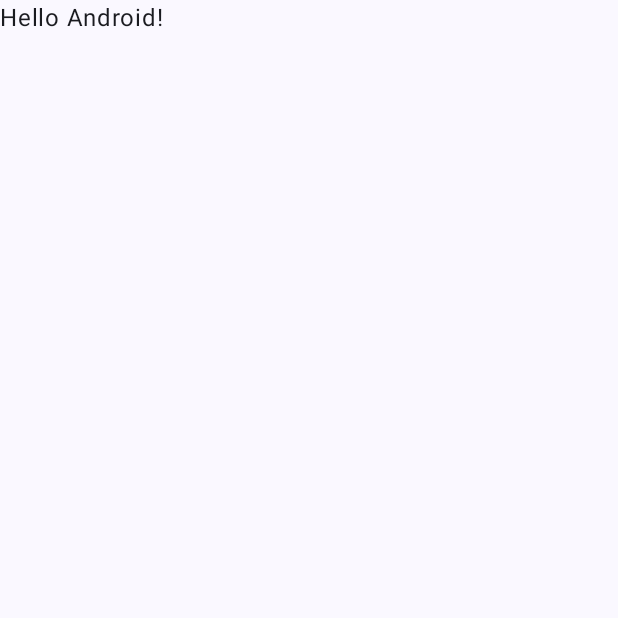
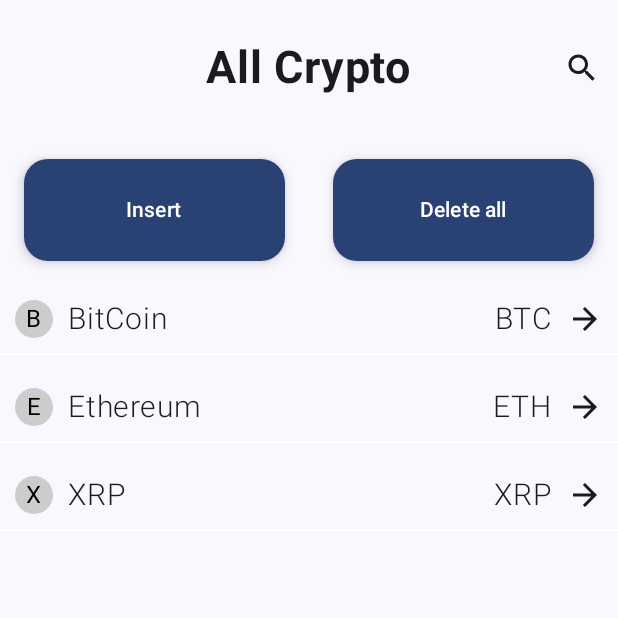
Before and after one commit to ChienChiaChen/CurrencyListDemo, an Android app built with Jetpack Compose: the screen it shows after launch (MainActivity), on a phone screen of 412 x 824 dp, the top half of it. Before the commit the part shown is almost empty. Run offline under Robolectric (Android 15) with nearby library versions, the phone set to English and light mode, and no system bars; our stand-ins replace Room's generated code.

Commit message:
Fill up with mock data for the list of crypto.

```diff
--- a/app/src/main/java/com/example/currencylistdemo/CurrencyListApp.kt
+++ b/app/src/main/java/com/example/currencylistdemo/CurrencyListApp.kt
@@ -2,17 +2,18 @@ package com.example.currencylistdemo
 
 import android.app.Application
 import com.example.currencylistdemo.di.repositoryModule
+import com.example.currencylistdemo.di.viewModelModule
 import org.koin.android.ext.koin.androidContext
 import org.koin.android.ext.koin.androidLogger
 import org.koin.core.context.GlobalContext.startKoin
 
-class CurrencyListApp: Application() {
+class CurrencyListApp : Application() {
     override fun onCreate() {
         super.onCreate()
         startKoin {
             androidLogger()
             androidContext(this@CurrencyListApp)
-            modules(repositoryModule)
+            modules(repositoryModule, viewModelModule)
         }
     }
 }
--- a/app/src/main/java/com/example/currencylistdemo/MainActivity.kt
+++ b/app/src/main/java/com/example/currencylistdemo/MainActivity.kt
@@ -6,10 +6,8 @@ import androidx.activity.compose.setContent
 import androidx.compose.foundation.layout.fillMaxSize
 import androidx.compose.material3.MaterialTheme
 import androidx.compose.material3.Surface
-import androidx.compose.material3.Text
-import androidx.compose.runtime.Composable
 import androidx.compose.ui.Modifier
-import androidx.compose.ui.tooling.preview.Preview
+import com.example.currencylistdemo.ui.crypto.CryptoListScreen
 import com.example.currencylistdemo.ui.theme.CurrencyListDemoTheme
 
 class MainActivity : ComponentActivity() {
@@ -22,25 +20,9 @@ class MainActivity : ComponentActivity() {
                     modifier = Modifier.fillMaxSize(),
                     color = MaterialTheme.colorScheme.background
                 ) {
-                    Greeting("Android")
+                    CryptoListScreen()
                 }
             }
         }
     }
 }
-
-@Composable
-fun Greeting(name: String, modifier: Modifier = Modifier) {
-    Text(
-        text = "Hello $name!",
-        modifier = modifier
-    )
-}
-
-@Preview(showBackground = true)
-@Composable
-fun GreetingPreview() {
-    CurrencyListDemoTheme {
-        Greeting("Android")
-    }
-}
--- a/app/src/main/java/com/example/currencylistdemo/data/repository/CryptoRepositoryImpl.kt
+++ b/app/src/main/java/com/example/currencylistdemo/data/repository/CryptoRepositoryImpl.kt
@@ -14,10 +14,16 @@ class CryptoRepositoryImpl(
     }
 
     override suspend fun getCryptos(): Flow<List<Crypto>> = flow {
-        emit(cryptoDao.getAllCurrencies())
+        emit(mockCryptoList)
     }
 
     override suspend fun deleteAllCryptos() {
         cryptoDao.clearAll()
     }
 }
+
+val mockCryptoList = listOf(
+    Crypto(id = "BTC", name = "BitCoin", symbol = "BTC"),
+    Crypto(id = "ETH", name = "Ethereum", symbol = "ETH"),
+    Crypto(id = "XRP", name = "XRP", symbol = "XRP"),
+)
--- /dev/null
+++ b/app/src/main/java/com/example/currencylistdemo/di/AppModule.kt
@@ -0,0 +1,9 @@
+package com.example.currencylistdemo.di
+
+import org.koin.dsl.module
+
+val appModule = module {
+
+
+
+}
--- /dev/null
+++ b/app/src/main/java/com/example/currencylistdemo/di/ViewModelModule.kt
@@ -0,0 +1,11 @@
+package com.example.currencylistdemo.di
+
+import com.example.currencylistdemo.ui.crypto.CryptoListViewViewModel
+import org.koin.androidx.viewmodel.dsl.viewModel
+import org.koin.dsl.module
+
+val viewModelModule = module {
+    viewModel {
+        CryptoListViewViewModel(cryptoRepository = get(), savedStateHandle = get() )
+    }
+}
--- /dev/null
+++ b/app/src/main/java/com/example/currencylistdemo/ui/crypto/CryptoItem.kt
@@ -0,0 +1,62 @@
+package com.example.currencylistdemo.ui.crypto
+
+import androidx.compose.foundation.background
+import androidx.compose.foundation.clickable
+import androidx.compose.foundation.layout.Box
+import androidx.compose.foundation.layout.Row
+import androidx.compose.foundation.layout.Spacer
+import androidx.compose.foundation.layout.fillMaxWidth
+import androidx.compose.foundation.layout.padding
+import androidx.compose.foundation.layout.size
+import androidx.compose.foundation.shape.CircleShape
+import androidx.compose.material.icons.Icons
+import androidx.compose.material.icons.filled.ArrowForward
+import androidx.compose.material3.Divider
+import androidx.compose.material3.Icon
+import androidx.compose.material3.Text
+import androidx.compose.runtime.Composable
+import androidx.compose.ui.Alignment
+import androidx.compose.ui.Modifier
+import androidx.compose.ui.draw.clip
+import androidx.compose.ui.graphics.Color
+import androidx.compose.ui.text.font.FontWeight
+import androidx.compose.ui.unit.dp
+import androidx.compose.ui.unit.sp
+import com.example.currencylistdemo.data.entity.Crypto
+
+
+@Composable
+fun CryptoItem(crypto: Crypto) {
+    Row(
+        modifier = Modifier
+            .fillMaxWidth()
+            .padding(10.dp)
+            .clickable {
+            },
+        verticalAlignment = Alignment.CenterVertically
+    ) {
+        Box(
+            modifier = Modifier
+                .size(25.dp)
+                .clip(CircleShape)
+                .background(color = Color.LightGray),
+            contentAlignment = Alignment.Center
+        ) {
+            Text(text = crypto.name.first().toString(), color = Color.Black)
+        }
+        Text(modifier = Modifier.padding(start = 10.dp), text = crypto.name, fontSize = 20.sp, fontWeight = FontWeight.Light)
+        Spacer(Modifier.weight(1f))
+        Text(
+            modifier = Modifier.padding(end = 10.dp),
+            text = crypto.symbol,
+            fontSize = 20.sp,
+            fontWeight = FontWeight.Light
+        )
+        Icon(
+            imageVector = Icons.Filled.ArrowForward,
+            contentDescription = "detail"
+        )
+
+    }
+    Divider(color = Color.White)
+}
--- /dev/null
+++ b/app/src/main/java/com/example/currencylistdemo/ui/crypto/CryptoListScreen.kt
@@ -0,0 +1,107 @@
+package com.example.currencylistdemo.ui.crypto
+
+import androidx.compose.animation.AnimatedVisibility
+import androidx.compose.animation.fadeIn
+import androidx.compose.animation.fadeOut
+import androidx.compose.foundation.layout.Arrangement
+import androidx.compose.foundation.layout.Box
+import androidx.compose.foundation.layout.Column
+import androidx.compose.foundation.layout.fillMaxSize
+import androidx.compose.foundation.layout.fillMaxWidth
+import androidx.compose.foundation.layout.height
+import androidx.compose.foundation.layout.padding
+import androidx.compose.foundation.layout.size
+import androidx.compose.foundation.lazy.LazyColumn
+import androidx.compose.foundation.lazy.items
+import androidx.compose.material.icons.Icons
+import androidx.compose.material.icons.filled.Warning
+import androidx.compose.material3.ExperimentalMaterial3Api
+import androidx.compose.material3.Icon
+import androidx.compose.material3.Scaffold
+import androidx.compose.material3.Text
+import androidx.compose.runtime.Composable
+import androidx.compose.runtime.LaunchedEffect
+import androidx.compose.runtime.collectAsState
+import androidx.compose.runtime.getValue
+import androidx.compose.ui.Alignment
+import androidx.compose.ui.Alignment.Companion.CenterHorizontally
+import androidx.compose.ui.Modifier
+import androidx.compose.ui.text.font.FontWeight
+import androidx.compose.ui.unit.dp
+import androidx.compose.ui.unit.sp
+import com.example.currencylistdemo.ui.components.HideableSearchTextField
+import org.koin.androidx.compose.koinViewModel
+
+@OptIn(ExperimentalMaterial3Api::class)
+@Composable
+fun CryptoListScreen(viewModel: CryptoListViewViewModel = koinViewModel()) {
+    val state by viewModel.state.collectAsState()
+
+    LaunchedEffect(key1 = true) {
+        viewModel.loadCryptos()
+    }
+
+    Scaffold { paddingValues ->
+        Column(
+            modifier = Modifier
+                .fillMaxSize()
+                .padding(paddingValues)
+        ) {
+            Box(
+                modifier = Modifier.fillMaxWidth(),
+                contentAlignment = Alignment.Center,
+            ) {
+                HideableSearchTextField(
+                    text = state.searchText,
+                    isSearchActive = state.isSearchActive,
+                    onTextChange = viewModel::onSearchTextChange,
+                    onSearchClick = viewModel::onToggleSearch,
+                    onCloseClick = viewModel::onToggleSearch,
+                    modifier = Modifier
+                        .fillMaxWidth()
+                        .height(90.dp)
+                )
+                this@Column.AnimatedVisibility(
+                    visible = !state.isSearchActive,
+                    enter = fadeIn(),
+                    exit = fadeOut()
+                ) {
+                    Text(
+                        text = "All Crypto",
+                        fontWeight = FontWeight.Bold,
+                        fontSize = 30.sp
+                    )
+                }
+            }
+
+            if (state.cryptos.isEmpty()) {
+                Icon(
+                    imageVector = Icons.Filled.Warning,
+                    contentDescription = "no results",
+                    modifier = Modifier
+                        .padding(top = 30.dp)
+                        .size(200.dp)
+                        .align(CenterHorizontally)
+                )
+            } else {
+                if (state.searchText.isBlank()) {
+                    CryptoOperation(
+                        add = viewModel::addCrypto,
+                        deleteAll = viewModel::deleteAllCryptos
+                    )
+                }
+
+                LazyColumn(
+                    modifier = Modifier.weight(1f),
+                    verticalArrangement = Arrangement.spacedBy(12.dp),
+                ) {
+                    items(
+                        items = state.cryptos,
+                        key = { it.id }
+                    ) { crypto -> CryptoItem(crypto) }
+                }
+            }
+        }
+
+    }
+}
--- /dev/null
+++ b/app/src/main/java/com/example/currencylistdemo/ui/crypto/CryptoListSearch.kt
@@ -0,0 +1,17 @@
+package com.example.currencylistdemo.ui.crypto
+
+import com.example.currencylistdemo.data.entity.Crypto
+
+class CryptoListSearch {
+
+    fun execute(cryptos: List<Crypto>, query: String): List<Crypto> {
+        if (query.isBlank()) {
+            return cryptos
+        }
+        return cryptos.filter { crypto ->
+            crypto.symbol.startsWith(prefix = query, ignoreCase = true)
+        }.sortedBy {
+            it.created
+        }
+    }
+}
--- /dev/null
+++ b/app/src/main/java/com/example/currencylistdemo/ui/crypto/CryptoListState.kt
@@ -0,0 +1,9 @@
+package com.example.currencylistdemo.ui.crypto
+
+import com.example.currencylistdemo.data.entity.Crypto
+
+data class CryptoListState(
+    val cryptos: List<Crypto> = emptyList(),
+    val searchText: String = "",
+    val isSearchActive: Boolean = false
+)
--- /dev/null
+++ b/app/src/main/java/com/example/currencylistdemo/ui/crypto/CryptoListViewViewModel.kt
@@ -0,0 +1,63 @@
+package com.example.currencylistdemo.ui.crypto
+
+import androidx.lifecycle.SavedStateHandle
+import androidx.lifecycle.ViewModel
+import androidx.lifecycle.viewModelScope
+import com.example.currencylistdemo.data.entity.Crypto
+import com.example.currencylistdemo.domain.repository.CryptoRepository
+import kotlinx.coroutines.flow.SharingStarted
+import kotlinx.coroutines.flow.combine
+import kotlinx.coroutines.flow.first
+import kotlinx.coroutines.flow.stateIn
+import kotlinx.coroutines.launch
+
+class CryptoListViewViewModel(
+    private val cryptoRepository: CryptoRepository,
+    private val savedStateHandle: SavedStateHandle
+) : ViewModel() {
+
+    private val searchCrypto = CryptoListSearch()
+
+    private val searchText = savedStateHandle.getStateFlow("searchText", "")
+    private val cryptos = savedStateHandle.getStateFlow("cryptos", emptyList<Crypto>())
+    private val isSearchActive = savedStateHandle.getStateFlow("isSearchActive", false)
+
+    val state =
+        combine(cryptos, searchText, isSearchActive) { cryptos, searchText, isSearchActive ->
+            CryptoListState(
+                cryptos = searchCrypto.execute(cryptos, searchText),
+                searchText = searchText,
+                isSearchActive = isSearchActive
+            )
+        }.stateIn(viewModelScope, SharingStarted.WhileSubscribed(5000), CryptoListState())
+
+
+    fun loadCryptos() {
+        viewModelScope.launch {
+            savedStateHandle["cryptos"] = cryptoRepository.getCryptos().first()
+        }
+    }
+
+    fun onSearchTextChange(text: String) {
+        savedStateHandle["searchText"] = text
+    }
+
+    fun onToggleSearch() {
+        savedStateHandle["isSearchActive"] = !isSearchActive.value
+        if (!isSearchActive.value) {
+            savedStateHandle["searchText"] = ""
+        }
+    }
+
+    fun deleteAllCryptos() {
+        viewModelScope.launch {
+            cryptoRepository.deleteAllCryptos()
+        }
+    }
+
+    fun addCrypto() {
+        viewModelScope.launch {
+            // TODO: jason
+        }
+    }
+}
--- /dev/null
+++ b/app/src/main/java/com/example/currencylistdemo/ui/crypto/CryptoOperation.kt
@@ -0,0 +1,41 @@
+package com.example.currencylistdemo.ui.crypto
+
+import androidx.compose.foundation.layout.Row
+import androidx.compose.foundation.layout.fillMaxWidth
+import androidx.compose.foundation.layout.padding
+import androidx.compose.foundation.shape.RoundedCornerShape
+import androidx.compose.material3.Button
+import androidx.compose.material3.ButtonDefaults
+import androidx.compose.material3.Text
+import androidx.compose.runtime.Composable
+import androidx.compose.ui.Modifier
+import androidx.compose.ui.unit.dp
+
+@Composable
+fun CryptoOperation(
+    add:()->Unit,
+    deleteAll:()->Unit,
+) {
+    Row(modifier = Modifier.fillMaxWidth()) {
+        Button(
+            modifier = Modifier
+                .padding(16.dp)
+                .weight(1f),
+            elevation = ButtonDefaults.elevatedButtonElevation(5.dp),
+            shape = RoundedCornerShape(16.dp),
+            onClick = { add.invoke() }
+        ) {
+            Text(text = "Insert", modifier = Modifier.padding(16.dp))
+        }
+        Button(
+            modifier = Modifier
+                .padding(16.dp)
+                .weight(1f),
+            elevation = ButtonDefaults.elevatedButtonElevation(5.dp),
+            shape = RoundedCornerShape(16.dp),
+            onClick = { deleteAll.invoke() }
+        ) {
+            Text(text = "Delete all", modifier = Modifier.padding(16.dp))
+        }
+    }
+}
```
